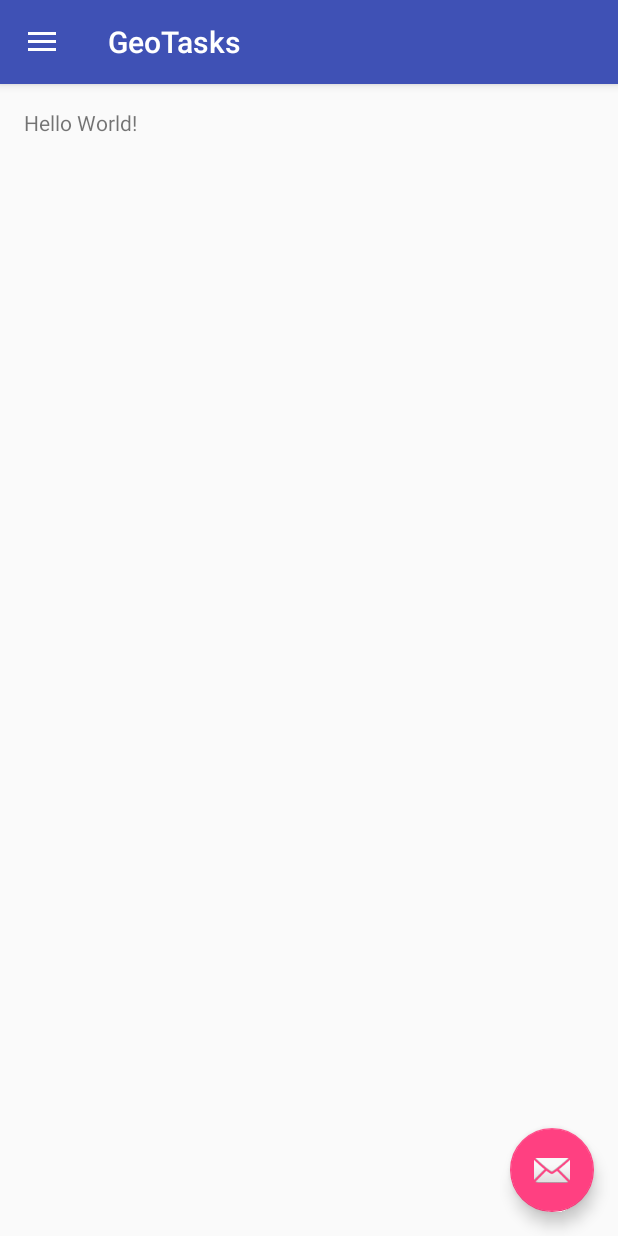
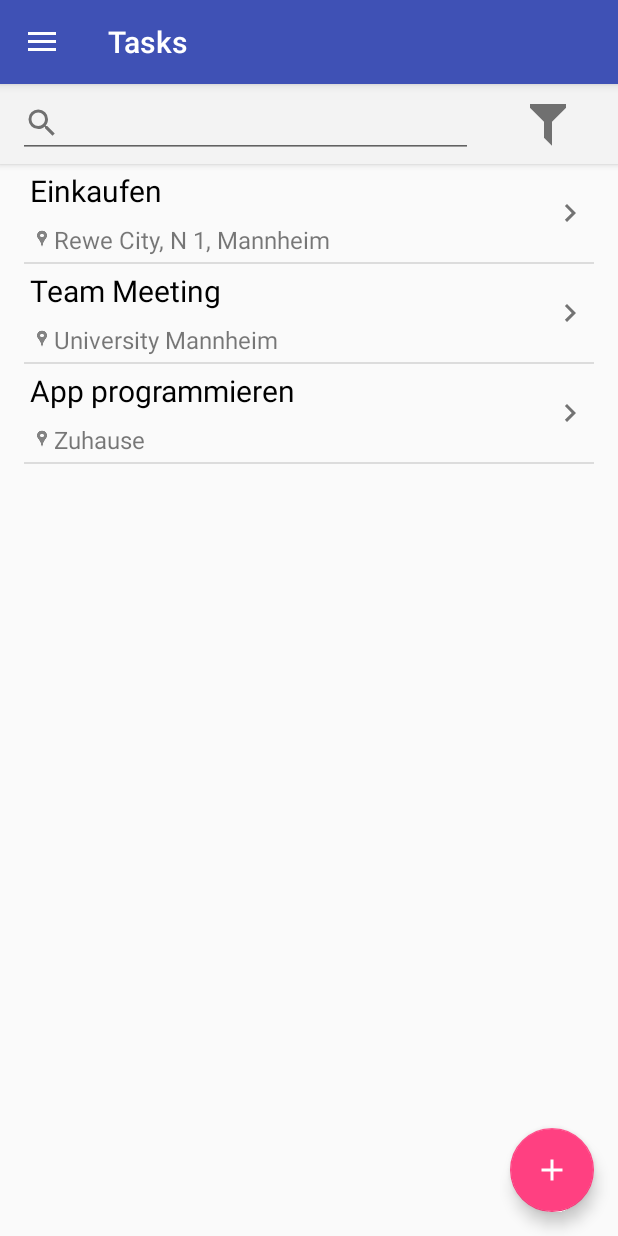
Before and after one commit to verfehlix/GeoTasks, an Android app: the screen it shows after launch (MainActivity), on a phone screen of 412 x 824 dp. Run offline under Robolectric (Android 15) with nearby library versions, the phone set to English and light mode, and no system bars.

Commit message:
TasksListFragment added that shows all the tasks in a list

```diff
--- /dev/null
+++ b/app/src/main/java/pc/com/geotasks/CustomListView.java
@@ -0,0 +1,93 @@
+package pc.com.geotasks;
+
+/**
+ * Created by Stefan on 10.01.2016.
+ */
+
+import android.app.Activity;
+import android.app.AlertDialog;
+import android.content.DialogInterface;
+import android.view.LayoutInflater;
+import android.view.View;
+import android.view.ViewGroup;
+import android.widget.ArrayAdapter;
+import android.widget.ImageView;
+import android.widget.TextView;
+
+import java.util.ArrayList;
+
+public class CustomListView extends ArrayAdapter<Task>{
+
+    private final Activity context;
+    private final ArrayList<Task> files;
+    private View rowView;
+
+    /**
+     * Constructor.
+     * @param context context activity
+     * @param files ArrayList<String> with the items that are added to the taskList
+     */
+    public CustomListView(Activity context, ArrayList<Task> files) {
+        super(context, R.layout.task_list_item, files);
+        this.context = context;
+        this.files = files;
+
+    }
+    @Override
+    public View getView(final int position, View view, ViewGroup parent) {
+        LayoutInflater inflater = context.getLayoutInflater();
+        //layout of a single taskList item
+        rowView= inflater.inflate(R.layout.task_list_item, null, true);
+        TextView txtTitle = (TextView) rowView.findViewById(R.id.txt);
+        TextView txtSubTitle = (TextView) rowView.findViewById(R.id.subtxt);
+
+        //set title text to the String in the ArrayList at position "position"
+        txtTitle.setText(files.get(position).getName());
+        txtSubTitle.setText(files.get(position).getLocation());
+
+        //set the date
+//        DateFormat dateFormat = new SimpleDateFormat("yyyy-MM-dd HH:mm");
+//        Date date =  new Date();
+//        txtSubTitle.setText("  Added: " + dateFormat.format(date));
+//        txtSubTitle.setTextColor(getContext().getResources().getColor(R.color.colorAccent));
+
+        //create delete icon and adds onClickListener to it
+        ImageView deleteIcon = (ImageView) rowView.findViewById(R.id.delete_icon_activity_input);
+
+        deleteIcon.setOnClickListener(new View.OnClickListener() {
+            @Override
+            public void onClick(View v) {
+                AlertDialog.Builder builder1 = new AlertDialog.Builder(context);
+                builder1.setMessage("Are you sure you want to Delete?");
+                builder1.setCancelable(true);
+
+                builder1.setPositiveButton(
+                        "Yes",
+                        new DialogInterface.OnClickListener() {
+                            public void onClick(DialogInterface dialog, int id) {
+                                dialog.cancel();
+                                remove(files.get(position));
+                                //delete from database
+                            }
+                        });
+
+                builder1.setNegativeButton(
+                        "No",
+                        new DialogInterface.OnClickListener() {
+                            public void onClick(DialogInterface dialog, int id) {
+                                dialog.cancel();
+                            }
+                        });
+
+                AlertDialog alert11 = builder1.create();
+                alert11.show();
+
+               /* if(files.size() == 0){
+                    context.findViewById(android.R.id.empty).setVisibility(View.VISIBLE);
+                }*/
+            }
+        });
+
+        return rowView;
+    }
+}
--- a/app/src/main/java/pc/com/geotasks/MainActivity.java
+++ b/app/src/main/java/pc/com/geotasks/MainActivity.java
@@ -3,9 +3,8 @@ package pc.com.geotasks;
 import android.content.Intent;
 import android.os.Bundle;
 import android.support.design.widget.FloatingActionButton;
-import android.support.design.widget.Snackbar;
-import android.view.View;
 import android.support.design.widget.NavigationView;
+import android.support.v4.app.FragmentTransaction;
 import android.support.v4.view.GravityCompat;
 import android.support.v4.widget.DrawerLayout;
 import android.support.v7.app.ActionBarDrawerToggle;
@@ -13,6 +12,7 @@ import android.support.v7.app.AppCompatActivity;
 import android.support.v7.widget.Toolbar;
 import android.view.Menu;
 import android.view.MenuItem;
+import android.view.View;
 
 import java.text.ParseException;
 import java.text.SimpleDateFormat;
@@ -23,6 +23,7 @@ import pc.com.geotasks.model.Task;
 public class MainActivity extends AppCompatActivity implements NavigationView.OnNavigationItemSelectedListener {
 
     SQLHelper db;
+    private TaskListFragment fragment;
 
     @Override
     protected void onCreate(Bundle savedInstanceState) {
@@ -62,6 +63,11 @@ public class MainActivity extends AppCompatActivity implements NavigationView.On
             e.printStackTrace();
         }
         db.addTask(t);
+
+        fragment = new TaskListFragment();
+        FragmentTransaction ft = getSupportFragmentManager().beginTransaction();
+        ft.replace(R.id.mainFrame, fragment);
+        ft.commit();
     }
 
     @Override
--- /dev/null
+++ b/app/src/main/java/pc/com/geotasks/Task.java
@@ -0,0 +1,48 @@
+package pc.com.geotasks;
+
+/**
+ * Created by Stefan on 12.04.2016.
+ */
+public class Task {
+    private String name;
+    private String description;
+    private String location;
+    private String dateAdded;
+
+    public Task(String name, String location){
+        this.name = name;
+        this.location = location;
+    }
+
+    public String getName(){
+        return name;
+    }
+
+    public void setName(String name) {
+        this.name = name;
+    }
+
+    public String getDescription() {
+        return description;
+    }
+
+    public void setDescription(String description) {
+        this.description = description;
+    }
+
+    public String getLocation() {
+        return location;
+    }
+
+    public void setLocation(String location) {
+        this.location = location;
+    }
+
+    public String getDateAdded() {
+        return dateAdded;
+    }
+
+    public void setDateAdded(String dateAdded) {
+        this.dateAdded = dateAdded;
+    }
+}
--- /dev/null
+++ b/app/src/main/java/pc/com/geotasks/TaskListFragment.java
@@ -0,0 +1,176 @@
+package pc.com.geotasks;
+
+import android.os.Bundle;
+import android.support.v4.app.Fragment;
+import android.support.v7.app.ActionBar;
+import android.support.v7.app.AppCompatActivity;
+import android.view.LayoutInflater;
+import android.view.View;
+import android.view.ViewGroup;
+import android.widget.AbsListView;
+import android.widget.AdapterView;
+import android.widget.ListAdapter;
+import android.widget.TextView;
+
+import java.util.ArrayList;
+
+/**
+ * Created by Stefan
+ */
+
+/**
+ * A fragment representing a taskList of Items.
+ * <p/>
+ * Large screen devices (such as tablets) are supported by replacing the ListView
+ * with a GridView.
+ * <p/>
+ * Activities containing this fragment MUST implement the {@link OnFragmentInteractionListener}
+ * interface.
+ */
+public class TaskListFragment extends Fragment implements AbsListView.OnItemClickListener {
+
+    public static final String TAG = TaskListFragment.class.getSimpleName();
+
+    // TODO: Rename parameter arguments, choose names that match
+    // the fragment initialization parameters, e.g. ARG_ITEM_NUMBER
+    private static final String ARG_PARAM1 = "param1";
+    private static final String ARG_PARAM2 = "param2";
+
+    // TODO: Rename and change types of parameters
+    private String mParam1;
+    private String mParam2;
+
+    private OnFragmentInteractionListener mListener;
+
+    public static ArrayList<Task> taskList = new ArrayList<Task>();
+    /**
+     * The fragment's ListView/GridView.
+     */
+    private static AbsListView mListView;
+
+    /**
+     * The Adapter which will be used to populate the ListView/GridView with
+     * Views.
+     */
+    private ListAdapter mAdapter;
+    private static View view;
+
+    // TODO: Rename and change types of parameters
+    public static TaskListFragment newInstance(String param1, String param2) {
+        TaskListFragment fragment = new TaskListFragment();
+        Bundle args = new Bundle();
+        args.putString(ARG_PARAM1, param1);
+        args.putString(ARG_PARAM2, param2);
+        fragment.setArguments(args);
+        return fragment;
+    }
+
+    /**
+     * Mandatory empty constructor for the fragment manager to instantiate the
+     * fragment (e.g. upon screen orientation changes).
+     */
+    public TaskListFragment() {
+    }
+
+    @Override
+    public void onCreate(Bundle savedInstanceState) {
+        super.onCreate(savedInstanceState);
+
+        if (getArguments() != null) {
+            mParam1 = getArguments().getString(ARG_PARAM1);
+            mParam2 = getArguments().getString(ARG_PARAM2);
+        }
+
+        Task task1 = new Task("Einkaufen", "Rewe City, N 1, Mannheim");
+        Task task2 = new Task("Team Meeting", "University Mannheim");
+        Task task3 = new Task("App programmieren","Zuhause");
+
+        taskList.add(task1);
+        taskList.add(task2);
+        taskList.add(task3);
+
+        // TODO: Change Adapter to display your content
+        mAdapter = new CustomListView(getActivity(), taskList);
+
+        //set title of ActionBar
+        AppCompatActivity aca = (AppCompatActivity) getActivity();
+        ActionBar actionBar = aca.getSupportActionBar();
+        actionBar.setTitle(R.string.task_input);
+
+
+    }
+
+    @Override
+    public View onCreateView(LayoutInflater inflater, ViewGroup container,
+                             Bundle savedInstanceState) {
+        view = inflater.inflate(R.layout.fragment_task_list, container, false);
+
+        view.findViewById(android.R.id.empty).setVisibility(View.INVISIBLE);
+        // Set the adapter
+        mListView = (AbsListView) view.findViewById(android.R.id.list);
+        ((AdapterView<ListAdapter>) mListView).setAdapter(mAdapter);
+
+        // Set OnItemClickListener so we can be notified on item clicks
+        mListView.setOnItemClickListener(this);
+
+        return view;
+    }
+
+
+    /**
+     * updates the taskList of activity logs
+     * @param mAdapter
+     */
+    public static void addListItem(ListAdapter mAdapter){
+        view.findViewById(android.R.id.empty).setVisibility(View.INVISIBLE);
+        ((AdapterView<ListAdapter>) mListView).setAdapter(mAdapter);
+    }
+
+    @Override
+    public void onDetach() {
+        super.onDetach();
+        mListener = null;
+    }
+
+    @Override
+    public void onItemClick(AdapterView<?> parent, View view, int position, long id) {
+        if (null != mListener) {
+            // Notify the active callbacks interface (the activity, if the
+            // fragment is attached to one) that an item has been selected.
+            //mListener.onFragmentInteraction(DummyContent.ITEMS.get(position).id);
+        }
+    }
+
+    /**
+     * The default content for this Fragment has a TextView that is shown when
+     * the taskList is empty. If you would like to change the text, call this method
+     * to supply the text it should use.
+     */
+    public void setEmptyText(CharSequence emptyText) {
+        View emptyView = mListView.getEmptyView();
+
+        if (emptyView instanceof TextView) {
+            ((TextView) emptyView).setText(emptyText);
+        }
+    }
+
+    /**
+     * This interface must be implemented by activities that contain this
+     * fragment to allow an interaction in this fragment to be communicated
+     * to the activity and potentially other fragments contained in that
+     * activity.
+     * <p/>
+     * See the Android Training lesson <a href=
+     * "http://developer.android.com/training/basics/fragments/communicating.html"
+     * >Communicating with Other Fragments</a> for more information.
+     */
+    public interface OnFragmentInteractionListener {
+        // TODO: Update argument type and name
+        public void onFragmentInteraction(String id);
+    }
+
+    public ArrayList<Task> getTaskList(){
+        return taskList;
+    }
+
+}
--- /dev/null
+++ b/app/src/main/res/drawable/chevron_right.xml
@@ -0,0 +1,9 @@
+<!-- drawable/chevron_right.xml -->
+<vector xmlns:android="http://schemas.android.com/apk/res/android"
+    android:height="24dp"
+    android:width="24dp"
+    android:alpha = "0.54"
+    android:viewportWidth="24"
+    android:viewportHeight="24">
+    <path android:fillColor="#000" android:pathData="M8.59,16.58L13.17,12L8.59,7.41L10,6L16,12L10,18L8.59,16.58Z" />
+</vector>
--- /dev/null
+++ b/app/src/main/res/drawable/filter.xml
@@ -0,0 +1,9 @@
+<!-- drawable/filter.xml -->
+<vector xmlns:android="http://schemas.android.com/apk/res/android"
+    android:height="24dp"
+    android:width="24dp"
+    android:alpha = "0.54"
+    android:viewportWidth="24"
+    android:viewportHeight="24">
+    <path android:fillColor="#000" android:pathData="M3,2H21V2H21V4H20.92L14,10.92V22.91L10,18.91V10.91L3.09,4H3V2Z" />
+</vector>
--- /dev/null
+++ b/app/src/main/res/drawable/ic_input_add.xml
@@ -0,0 +1,6 @@
+<?xml version="1.0" encoding="utf-8"?>
+<vector xmlns:android="http://schemas.android.com/apk/res/android" android:viewportWidth="24"
+    android:viewportHeight="24" android:width="24dp" android:height="24dp">
+    <path android:pathData="M19 13h-6v6h-2v-6H5v-2h6V5h2v6h6v2z" android:fillColor="#FFFFFF" />
+    <path android:pathData="M0 0h24v24H0z" android:fillColor="#00FFFFFF" />
+</vector>
--- /dev/null
+++ b/app/src/main/res/drawable/magnify.xml
@@ -0,0 +1,9 @@
+<!-- drawable/magnify.xml -->
+<vector xmlns:android="http://schemas.android.com/apk/res/android"
+    android:height="24dp"
+    android:width="24dp"
+    android:viewportWidth="24"
+    android:viewportHeight="24"
+    android:alpha = "0.54">
+    <path android:fillColor="#000" android:pathData="M9.5,3A6.5,6.5 0 0,1 16,9.5C16,11.11 15.41,12.59 14.44,13.73L14.71,14H15.5L20.5,19L19,20.5L14,15.5V14.71L13.73,14.44C12.59,15.41 11.11,16 9.5,16A6.5,6.5 0 0,1 3,9.5A6.5,6.5 0 0,1 9.5,3M9.5,5C7,5 5,7 5,9.5C5,12 7,14 9.5,14C12,14 14,12 14,9.5C14,7 12,5 9.5,5Z" />
+</vector>
--- a/app/src/main/res/layout/app_bar_main.xml
+++ b/app/src/main/res/layout/app_bar_main.xml
@@ -29,6 +29,6 @@
         android:layout_height="wrap_content"
         android:layout_gravity="bottom|end"
         android:layout_margin="@dimen/fab_margin"
-        android:src="@android:drawable/ic_dialog_email" />
+        android:src="@drawable/ic_input_add" />
 
 </android.support.design.widget.CoordinatorLayout>
--- a/app/src/main/res/layout/content_main.xml
+++ b/app/src/main/res/layout/content_main.xml
@@ -4,16 +4,13 @@
     xmlns:tools="http://schemas.android.com/tools"
     android:layout_width="match_parent"
     android:layout_height="match_parent"
-    android:paddingBottom="@dimen/activity_vertical_margin"
-    android:paddingLeft="@dimen/activity_horizontal_margin"
-    android:paddingRight="@dimen/activity_horizontal_margin"
-    android:paddingTop="@dimen/activity_vertical_margin"
     app:layout_behavior="@string/appbar_scrolling_view_behavior"
     tools:context="pc.com.geotasks.MainActivity"
     tools:showIn="@layout/app_bar_main">
 
-    <TextView
-        android:layout_width="wrap_content"
-        android:layout_height="wrap_content"
-        android:text="Hello World!" />
+    <FrameLayout
+        android:layout_width="fill_parent"
+        android:layout_height="fill_parent"
+        android:id="@+id/mainFrame">
+    </FrameLayout>
 </RelativeLayout>
--- /dev/null
+++ b/app/src/main/res/layout/fragment_task_list.xml
@@ -0,0 +1,55 @@
+<?xml version="1.0" encoding="utf-8"?>
+<RelativeLayout xmlns:android="http://schemas.android.com/apk/res/android"
+    xmlns:tools="http://schemas.android.com/tools" android:layout_width="match_parent"
+    android:layout_height="match_parent"
+    tools:context=".TaskListFragment">
+
+    <GridLayout
+        xmlns:android="http://schemas.android.com/apk/res/android"
+
+        android:layout_width="match_parent"
+        android:layout_height="wrap_content"
+        android:focusable="true"
+        android:focusableInTouchMode="true"
+        android:background="#fff3f3f3"
+        android:elevation="3dp"
+
+        android:useDefaultMargins="true"
+        android:alignmentMode="alignBounds"
+        android:columnOrderPreserved="false"
+        android:paddingLeft="8dp"
+        android:layout_marginLeft="0dp"
+
+        android:columnCount="2"
+        android:id="@+id/gridLayout">
+        <EditText
+            android:layout_gravity="left"
+            android:layout_height="wrap_content"
+            android:layout_width="303dp"
+            android:drawableLeft="@drawable/magnify"
+            android:layout_column="0"
+            android:inputType="text"/>
+        <ImageView
+            android:id="@+id/filter_icon"
+            android:layout_column="1"
+            android:src="@drawable/filter"
+            android:layout_width="32dp"
+            android:layout_height="32dp"
+            android:adjustViewBounds="true"
+            android:scaleType="fitXY"
+            android:layout_gravity="center_vertical|center_horizontal"
+
+            />
+    </GridLayout>
+
+    <ListView android:id="@android:id/list" android:layout_width="match_parent"
+        android:layout_height="match_parent"
+        android:layout_below="@+id/gridLayout"
+        android:paddingBottom="@dimen/activity_vertical_margin"
+        android:paddingLeft="@dimen/activity_horizontal_margin"
+        android:paddingRight="@dimen/activity_horizontal_margin"/>
+
+    <TextView android:id="@android:id/empty" android:layout_width="match_parent"
+        android:layout_height="match_parent" android:gravity="center" android:text="@string/no_tasks"/>
+
+</RelativeLayout>
--- /dev/null
+++ b/app/src/main/res/layout/task_list_item.xml
@@ -0,0 +1,65 @@
+<?xml version="1.0" encoding="utf-8"?>
+<GridLayout
+    xmlns:android="http://schemas.android.com/apk/res/android"
+
+    android:layout_width="match_parent"
+    android:layout_height="match_parent"
+
+    android:useDefaultMargins="true"
+    android:alignmentMode="alignBounds"
+    android:columnOrderPreserved="false"
+
+    android:columnCount="3"
+    >
+
+    <TextView
+        android:id="@+id/txt"
+        android:textSize="20dp"
+        android:textColor="@color/textColorPrimaryDark"
+        android:text="Task1"
+
+        android:layout_column="0"
+        android:layout_row="0"
+        android:layout_columnSpan="2"
+        android:layout_gravity="left"
+        android:layout_width="wrap_content" />
+
+    <ImageView
+        android:id="@+id/delete_icon_activity_input"
+        android:src="@drawable/chevron_right"
+
+        android:layout_gravity="center_vertical|right"
+        android:layout_column="2"
+        android:layout_row="0"
+        android:layout_rowSpan="2"
+        />
+
+    <ImageView
+        android:id="@+id/location_icon"
+        android:src="@drawable/ic_perm_group_location"
+        android:layout_width="16dp"
+        android:layout_height="16dp"
+        android:adjustViewBounds="true"
+        android:scaleType="fitXY"
+
+        android:layout_gravity="center_vertical|left"
+        android:layout_marginRight="0dp"
+        android:paddingRight="0dp"
+        android:layout_column="0"
+        android:layout_row="1"
+        />
+
+    <TextView
+        android:id="@+id/subtxt"
+        android:textColor="@color/textColorSecondary"
+        android:textSize="16dp"
+        android:text="Mannheim, L14"
+
+        android:layout_marginLeft="0dp"
+        android:paddingLeft="0dp"
+        android:layout_gravity="center_vertical|left"
+        android:layout_column="1"
+        android:layout_row="1"
+        android:layout_width="wrap_content" />
+
+</GridLayout>
--- a/app/src/main/res/values/colors.xml
+++ b/app/src/main/res/values/colors.xml
@@ -3,4 +3,8 @@
     <color name="colorPrimary">#3F51B5</color>
     <color name="colorPrimaryDark">#303F9F</color>
     <color name="colorAccent">#FF4081</color>
+
+    <color name="textColorPrimary">#FFFFFF</color>
+    <color name="textColorPrimaryDark">#000000</color>
+    <color name="textColorSecondary">#87000000</color>
 </resources>
--- a/app/src/main/res/values/strings.xml
+++ b/app/src/main/res/values/strings.xml
@@ -6,4 +6,6 @@
 
     <string name="action_settings">Settings</string>
 
+    <string name="no_tasks">No tasks</string>
+    <string name="task_input">Tasks</string>
 </resources>
```
Also changed, not shown: app/src/main/res/drawable/ic_perm_group_location.png (added).
